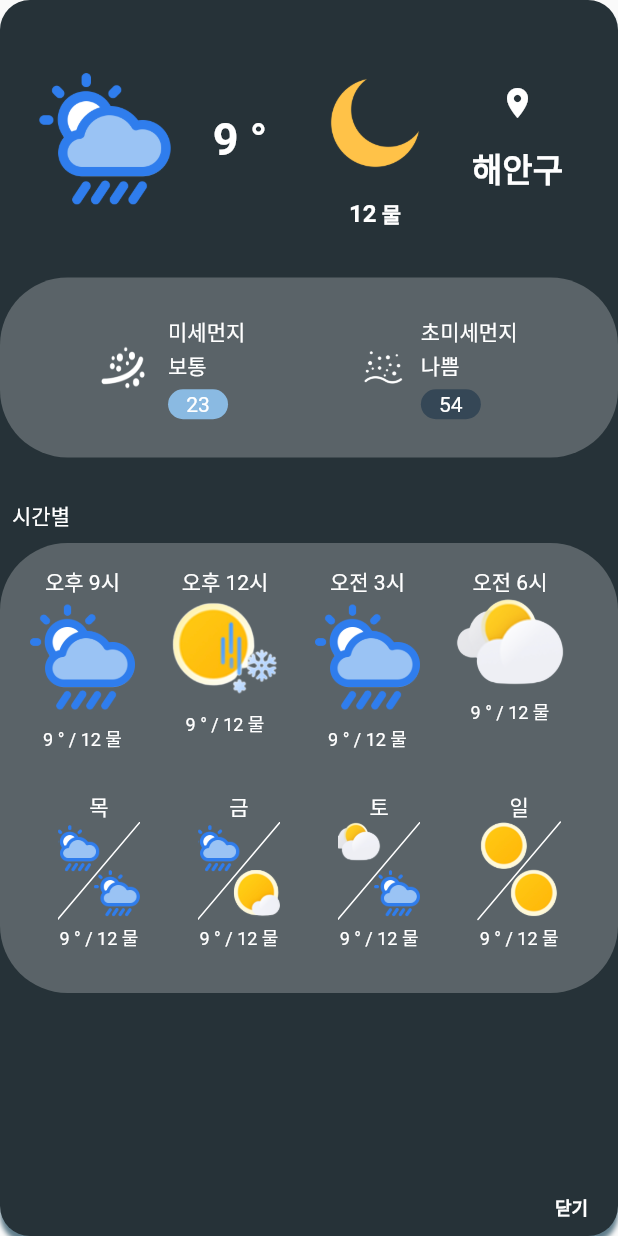
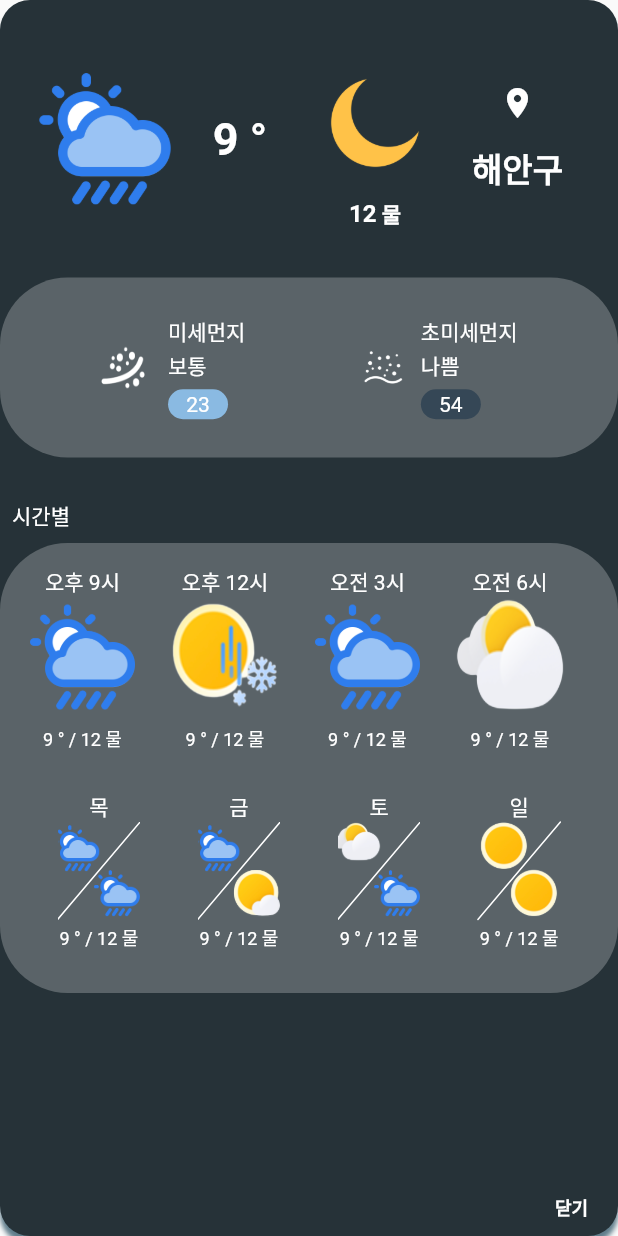
Before and after one commit to k984530/Fishermap, a Flutter app: the WeatherScreen screen opened by its route, after a tap on "더보기", on a phone screen of 412 x 824 dp. Run offline on Flutter 3.47's test engine with Material 2 defaults, Android fonts, the phone set to English and light mode, and no system bars; our stand-ins replace get; missing offline and left inert: zwidget.

Commit message:
[REAL] Complete Weather

```diff
--- a/lib/Screens/Main/Widgets/Weather/timeContainer.dart
+++ b/lib/Screens/Main/Widgets/Weather/timeContainer.dart
@@ -34,6 +34,8 @@ class timeContainer extends StatelessWidget {
                     Image.asset(
                       'assets/wheather.png',
                       width: 80,
+                      height: 80,
+                      fit: BoxFit.fill,
                     ),
                     SizedBox(
                       height: 5,
@@ -64,6 +66,8 @@ class timeContainer extends StatelessWidget {
                     Image.asset(
                       'assets/sunny3.png',
                       width: 80,
+                      height: 80,
+                      fit: BoxFit.fill,
                     ),
                     SizedBox(
                       height: 5,
@@ -94,6 +98,8 @@ class timeContainer extends StatelessWidget {
                     Image.asset(
                       'assets/wheather.png',
                       width: 80,
+                      height: 80,
+                      fit: BoxFit.fill,
                     ),
                     SizedBox(
                       height: 5,
@@ -124,6 +130,8 @@ class timeContainer extends StatelessWidget {
                     Image.asset(
                       'assets/sunny2.png',
                       width: 80,
+                      height: 80,
+                      fit: BoxFit.fill,
                     ),
                     SizedBox(
                       height: 5,
```
